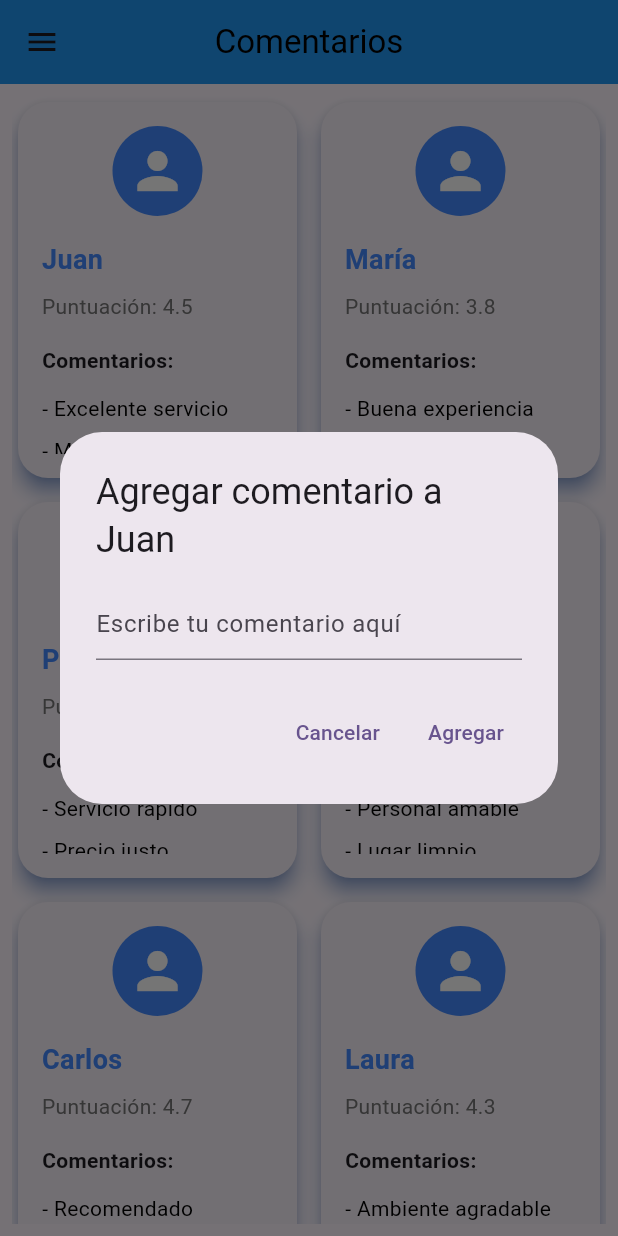
After one commit to MartinCantillo/Movil-Jaime, a Flutter app: the ComemtariosS screen opened by its route, after a tap on "Juan", on a phone screen of 412 x 824 dp. The commit adds this screen. Run offline on Flutter 3.47's test engine with Material 3 defaults, Android fonts, the phone set to English and light mode, and no system bars; our stand-ins replace shared_preferences; accounts and stored records are empty; Roboto replaces fonts that are missing (RobotoMono).

Commit message:
comentarios has been added

```diff
--- /dev/null
+++ b/project/lib/View/Screem/ComentariosScreem.dart
@@ -0,0 +1,144 @@
+import 'package:flutter/material.dart';
+import 'package:project/Data/UsuarioData.dart';
+import 'package:project/View/Widget/AppBarW.dart';
+import 'package:project/View/Widget/drawer.dart';
+import 'package:project/Model/Usuario.dart';
+
+class ComemtariosS extends StatefulWidget {
+  const ComemtariosS({super.key});
+
+  static const String nombre = 'ComemtariosS';
+
+  @override
+  State<ComemtariosS> createState() => _ComemtariosSState();
+}
+
+class _ComemtariosSState extends State<ComemtariosS> {
+  void _showAddCommentDialog(Usuario usuario) {
+    final TextEditingController commentController = TextEditingController();
+
+    showDialog(
+      context: context,
+      builder: (context) {
+        return AlertDialog(
+          title: Text('Agregar comentario a ${usuario.nombre}'),
+          content: TextField(
+            controller: commentController,
+            decoration: InputDecoration(hintText: 'Escribe tu comentario aquí'),
+          ),
+          actions: [
+            TextButton(
+              onPressed: () {
+                Navigator.of(context).pop();
+              },
+              child: Text('Cancelar'),
+            ),
+            TextButton(
+              onPressed: () {
+                setState(() {
+                  usuario.comentarios?.add(commentController.text);
+                });
+                Navigator.of(context).pop();
+              },
+              child: Text('Agregar'),
+            ),
+          ],
+        );
+      },
+    );
+  }
+
+  @override
+  Widget build(BuildContext context) {
+    return Scaffold(
+      appBar: AppBarW(title: 'Comentarios'),
+      drawer: DrawerW(user: "Martin", correo: "Martin@gmail.com"),
+      body: Padding(
+        padding: const EdgeInsets.all(8.0),
+        child: GridView.builder(
+          gridDelegate: SliverGridDelegateWithFixedCrossAxisCount(
+            crossAxisCount: 2,
+            crossAxisSpacing: 8.0,
+            mainAxisSpacing: 8.0,
+            childAspectRatio: 3 / 4,
+          ),
+          itemCount: usuarios.length,
+          itemBuilder: (context, index) {
+            final usuario = usuarios[index];
+            return GestureDetector(
+              onTap: () => _showAddCommentDialog(usuario),
+              child: Card(
+                shape: RoundedRectangleBorder(
+                  borderRadius: BorderRadius.circular(20),
+                ),
+                elevation: 5,
+                shadowColor: Colors.blueAccent,
+                child: Padding(
+                  padding: const EdgeInsets.all(16.0),
+                  child: Column(
+                    crossAxisAlignment: CrossAxisAlignment.start,
+                    children: [
+                      Center(
+                        child: CircleAvatar(
+                          child: Icon(Icons.person, size: 40, color: Colors.white),
+                          radius: 30,
+                          backgroundColor: Colors.blueAccent,
+                        ),
+                      ),
+                      SizedBox(height: 16),
+                      Text(
+                        usuario.nombre??"",
+                        style: TextStyle(
+                          fontSize: 18,
+                          fontWeight: FontWeight.bold,
+                          color: Colors.blueAccent,
+                          fontFamily: 'RobotoMono',
+                        ),
+                        textAlign: TextAlign.center,
+                      ),
+                      SizedBox(height: 8),
+                      Text(
+                        'Puntuación: ${usuario.puntuacion}',
+                        style: TextStyle(
+                          color: Colors.grey[600],
+                          fontFamily: 'RobotoMono',
+                        ),
+                        textAlign: TextAlign.center,
+                      ),
+                      SizedBox(height: 16),
+                      Text(
+                        'Comentarios:',
+                        style: TextStyle(
+                          fontWeight: FontWeight.bold,
+                          fontFamily: 'RobotoMono',
+                        ),
+                      ),
+                      SizedBox(height: 8),
+                      Expanded(
+                        child: ListView.builder(
+                          itemCount: usuario.comentarios?.length,
+                          itemBuilder: (context, idx) {
+                            return Padding(
+                              padding: const EdgeInsets.symmetric(vertical: 4.0),
+                              child: Text(
+                                '- ${usuario.comentarios?[idx]}',
+                                style: TextStyle(
+                                  color: Colors.black,
+                                  fontFamily: 'RobotoMono',
+                                ),
+                              ),
+                            );
+                          },
+                        ),
+                      ),
+                    ],
+                  ),
+                ),
+              ),
+            );
+          },
+        ),
+      ),
+    );
+  }
+}
--- a/project/lib/View/Widget/MyApp.dart
+++ b/project/lib/View/Widget/MyApp.dart
@@ -1,5 +1,6 @@
 import 'package:flutter/material.dart';
 import 'package:project/View/Screem/CEquipoScreem.dart';
+import 'package:project/View/Screem/ComentariosScreem.dart';
 import 'package:project/View/Screem/LoginPage.dart';
 import 'package:project/View/Screem/MyHomePage.dart';
 import 'package:project/View/Screem/PagoScreem.dart';
@@ -26,7 +27,7 @@ class MyApp extends StatelessWidget {
         CEquipoScreem.nombre: (context) => const CEquipoScreem(),
         UnirseJuegoScreem.nombre: (context) => const UnirseJuegoScreem(),
         ReservarScreem.nombre: (context) => const ReservarScreem(),
-        PagoScreem.nombre: (context) => const PagoScreem(),
+        ComemtariosS.nombre: (context) => const ComemtariosS(),
       },
       //home: LoginPage(),
     );
--- a/project/lib/View/Widget/drawer.dart
+++ b/project/lib/View/Widget/drawer.dart
@@ -1,13 +1,13 @@
 import 'package:flutter/material.dart';
 import 'package:project/View/Screem/CEquipoScreem.dart';
+import 'package:project/View/Screem/ComentariosScreem.dart';
 import 'package:project/View/Screem/MyHomePage.dart';
-import 'package:project/View/Screem/PagoScreem.dart';
 import 'package:project/View/Screem/ReservarScreem.dart';
 import 'package:project/View/Screem/UnirseJuegoScreem.dart';
 
 class DrawerW extends StatefulWidget {
-  String? user;
-  String? correo;
+ final  String? user;
+  final String? correo;
   DrawerW({
     Key? key,
     this.user,
@@ -58,11 +58,11 @@ class _DrawerWState extends State<DrawerW> {
           text: 'Reservar instalaciones',
           onTap: () => Navigator.of(context).pushNamed(ReservarScreem.nombre),
         ),
-        //_buildDrawerItem(
-          //icon: Icons.payment,
-          //text: 'Realizar pago',
-         // onTap: () => Navigator.of(context).pushNamed(PagoScreem.nombre),
-       // ),
+        _buildDrawerItem(
+          icon: Icons.payment,
+          text: 'Comentarios',
+          onTap: () => Navigator.of(context).pushNamed(ComemtariosS.nombre),
+        ),
       ]),
     );
   }
```
